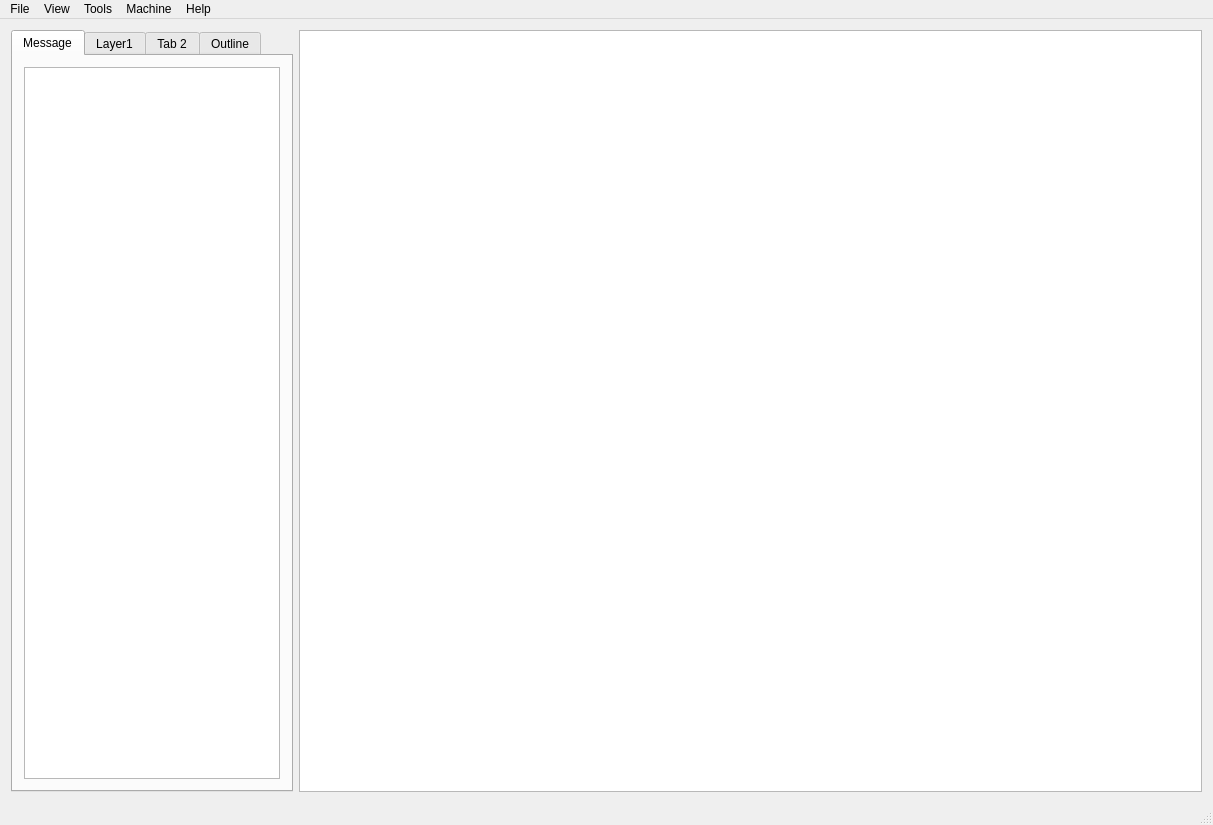
Qt form res/mainwindow.ui (computergeek1507/GerberCAM) before a commit.
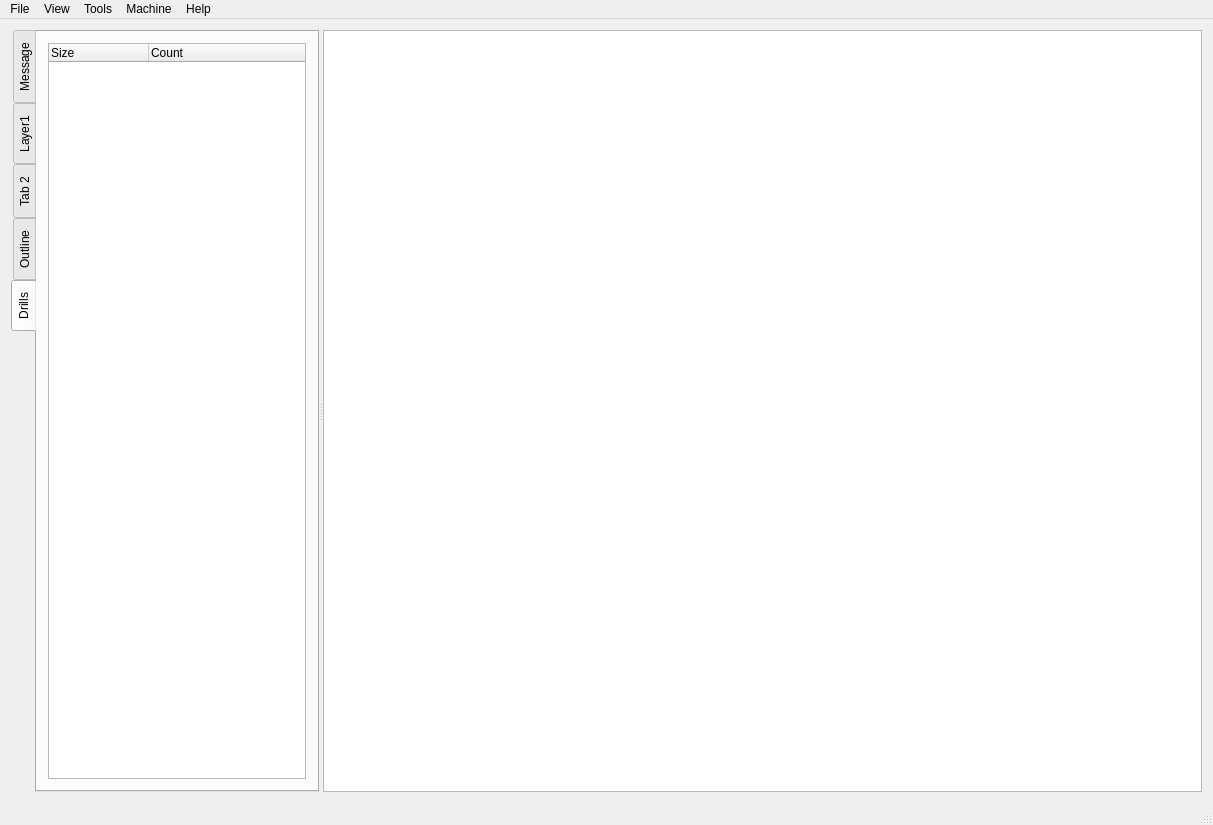
The same form after that commit. The open tabs and pages were chosen to show the change.

Patch:
```diff
--- a/res/mainwindow.ui
+++ b/res/mainwindow.ui
@@ -22,13 +22,29 @@
   <widget class="QWidget" name="centralWidget">
    <layout class="QHBoxLayout" name="horizontalLayout">
     <item>
+     <widget class="QSplitter" name="splitter">
+      <property name="orientation">
+       <enum>Qt::Horizontal</enum>
+      </property>
+      <property name="childrenCollapsible">
+       <bool>false</bool>
+      </property>
      <widget class="QTabWidget" name="LayerTab1">
       <property name="sizePolicy">
-       <sizepolicy hsizetype="Preferred" vsizetype="Expanding">
+        <sizepolicy hsizetype="Expanding" vsizetype="Expanding">
         <horstretch>0</horstretch>
         <verstretch>0</verstretch>
        </sizepolicy>
       </property>
+       <property name="maximumSize">
+        <size>
+         <width>16777215</width>
+         <height>16777215</height>
+        </size>
+       </property>
+       <property name="tabPosition">
+        <enum>QTabWidget::West</enum>
+       </property>
       <property name="currentIndex">
        <number>0</number>
       </property>
@@ -79,10 +95,37 @@
         </item>
        </layout>
       </widget>
-     </widget>
-    </item>
-    <item>
-     <widget class="QGraphicsView" name="graphicsView"/>
+       <widget class="QWidget" name="tabDrills">
+        <attribute name="title">
+         <string>Drills</string>
+        </attribute>
+        <layout class="QGridLayout" name="gridLayout_5">
+         <item row="0" column="0">
+          <widget class="QTreeWidget" name="drillsTree">
+           <column>
+            <property name="text">
+             <string>Size</string>
+            </property>
+           </column>
+           <column>
+            <property name="text">
+             <string>Count</string>
+            </property>
+           </column>
+          </widget>
+         </item>
+        </layout>
+       </widget>
+      </widget>
+      <widget class="QGraphicsView" name="graphicsView">
+       <property name="sizePolicy">
+        <sizepolicy hsizetype="Expanding" vsizetype="Expanding">
+         <horstretch>1</horstretch>
+         <verstretch>0</verstretch>
+        </sizepolicy>
+       </property>
+      </widget>
+     </widget>
     </item>
    </layout>
   </widget>
```
Left out of the diff: 24 changed lines with no effect on the pictures. Lines whose indentation alone changed are shown as unchanged.
